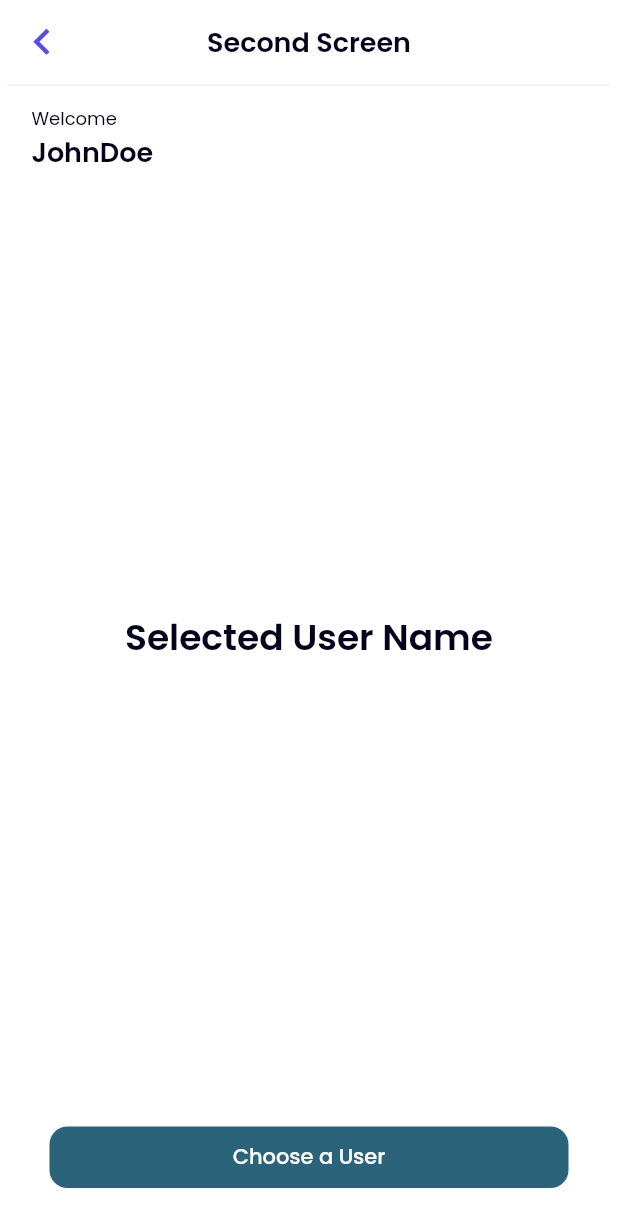
After one commit to HikarusV/saptambkmsuitmediatest, a Flutter app: the SecondPage screen opened directly, on a phone screen of 412 x 824 dp. The commit adds this screen. Shown: the top 1227 px of the screen. Run offline on Flutter 3.47's test engine with Material 2 defaults, Android fonts, the phone set to English and light mode, and no system bars; our stand-ins replace google_fonts.

Commit message:
Second Page Complete

```diff
--- a/lib/common/style.dart
+++ b/lib/common/style.dart
@@ -18,3 +18,21 @@ var textButtonStyle = GoogleFonts.poppins(
   color: const Color(0xFFFFFFFF),
   fontWeight: FontWeight.w500,
 );
+
+var textWelcomeStyle = GoogleFonts.poppins(
+  fontSize: 12,
+  color: const Color(0xFF04021D),
+  fontWeight: FontWeight.w400,
+);
+
+var textTitleStyle = GoogleFonts.poppins(
+  fontSize: 18,
+  color: const Color(0xFF04021D),
+  fontWeight: FontWeight.w600,
+);
+
+var textSelectedBoldStyle = GoogleFonts.poppins(
+  fontSize: 24,
+  color: const Color(0xFF04021D),
+  fontWeight: FontWeight.w600,
+);
--- a/lib/presentation/pages/firstpage.dart
+++ b/lib/presentation/pages/firstpage.dart
@@ -1,4 +1,5 @@
 import 'package:flutter/material.dart';
+import 'package:suitmediatest/presentation/pages/secondpage.dart';
 import 'package:suitmediatest/presentation/widgets/error_handler.dart';
 import 'package:suitmediatest/presentation/widgets/full_button.dart';
 import 'package:suitmediatest/presentation/widgets/text_input.dart';
@@ -78,7 +79,7 @@ class FirstPage extends StatelessWidget {
                         Navigator.push(
                           context,
                           MaterialPageRoute(
-                            builder: (context) => const Scaffold(),
+                            builder: (context) => const SecondPage(),
                           ),
                         );
                       } else {
--- /dev/null
+++ b/lib/presentation/pages/secondpage.dart
@@ -0,0 +1,52 @@
+import 'package:flutter/material.dart';
+import 'package:suitmediatest/common/style.dart';
+import 'package:suitmediatest/presentation/pages/firstpage.dart';
+import 'package:suitmediatest/presentation/widgets/custom_scaffold.dart';
+import 'package:suitmediatest/presentation/widgets/full_button.dart';
+
+class SecondPage extends StatelessWidget {
+  const SecondPage({Key? key}) : super(key: key);
+
+  @override
+  Widget build(BuildContext context) {
+    return CustomScaffold(
+      title: "Second Screen",
+      body: Column(
+        mainAxisAlignment: MainAxisAlignment.spaceBetween,
+        crossAxisAlignment: CrossAxisAlignment.start,
+        children: [
+          Padding(
+            padding: const EdgeInsets.only(left: 21, right: 5, top: 13),
+            child: Column(
+              crossAxisAlignment: CrossAxisAlignment.start,
+              children: [
+                Text("Welcome", style: textWelcomeStyle),
+                Text(cacheName ?? "JohnDoe", style: textTitleStyle),
+              ],
+            ),
+          ),
+          Center(
+            child: Text(
+              "Selected User Name",
+              style: textSelectedBoldStyle,
+            ),
+          ),
+          Padding(
+            padding: const EdgeInsets.only(left: 33, right: 33, bottom: 32),
+            child: FullButton(
+              text: "Choose a User",
+              onPressed: () => Navigator.push(
+                context,
+                MaterialPageRoute(
+                  builder: (context) => const CustomScaffold(
+                    title: "Third Screen",
+                  ),
+                ),
+              ),
+            ),
+          )
+        ],
+      ),
+    );
+  }
+}
--- /dev/null
+++ b/lib/presentation/widgets/custom_scaffold.dart
@@ -0,0 +1,47 @@
+import 'package:flutter/material.dart';
+import 'package:suitmediatest/common/style.dart';
+
+class CustomScaffold extends StatelessWidget {
+  const CustomScaffold({Key? key, this.title = "Title", this.body})
+      : super(key: key);
+  final String title;
+  final Widget? body;
+
+  @override
+  Widget build(BuildContext context) {
+    return Scaffold(
+      backgroundColor: Colors.white,
+      appBar: AppBar(
+        backgroundColor: Theme.of(context).colorScheme.surfaceVariant,
+        leading: IconButton(
+          onPressed: () {
+            Navigator.pop(context);
+          },
+          highlightColor: Colors.transparent,
+          hoverColor: Colors.transparent,
+          splashColor: Colors.transparent,
+          icon: const Icon(
+            Icons.chevron_left,
+            size: 35,
+            color: Color(0xFF554AF0),
+          ),
+        ),
+        centerTitle: true,
+        title: Text(
+          title,
+          style: textTitleStyle,
+        ),
+        elevation: 0,
+        bottom: PreferredSize(
+          preferredSize: const Size.fromHeight(1),
+          child: Container(
+            margin: const EdgeInsets.symmetric(horizontal: 5),
+            color: const Color(0xFFE2E3E4),
+            height: 0.5,
+          ),
+        ),
+      ),
+      body: body ?? Container(),
+    );
+  }
+}
```
